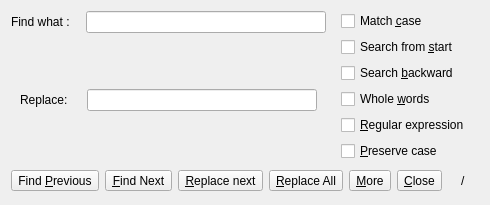
Above: App/ui/panels/findreplacepanel.ui from djeada/Lightpad before the change. Below: the same form after it.
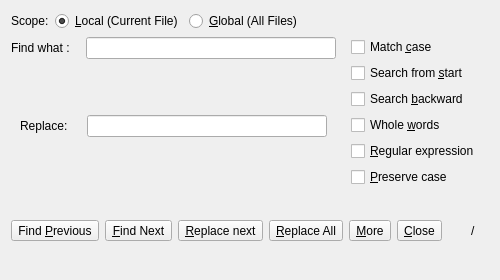
That is the form after the change.

Commit message: Add local and global search modes to find/replace panel

Diff of the .ui file:
```diff
--- a/App/ui/panels/findreplacepanel.ui
+++ b/App/ui/panels/findreplacepanel.ui
@@ -6,17 +6,58 @@
    <rect>
     <x>0</x>
     <y>0</y>
-    <width>447</width>
-    <height>205</height>
+    <width>500</width>
+    <height>280</height>
    </rect>
   </property>
   <property name="windowTitle">
    <string>Form</string>
   </property>
-  <layout class="QVBoxLayout" name="verticalLayout_4" stretch="0,0">
+  <layout class="QVBoxLayout" name="verticalLayout_4" stretch="0,0,0">
    <property name="sizeConstraint">
     <enum>QLayout::SetMinimumSize</enum>
    </property>
+   <item>
+    <layout class="QHBoxLayout" name="modeLayout">
+     <item>
+      <widget class="QLabel" name="modeLabel">
+       <property name="text">
+        <string>Scope:</string>
+       </property>
+      </widget>
+     </item>
+     <item>
+      <widget class="QRadioButton" name="localMode">
+       <property name="text">
+        <string>&amp;Local (Current File)</string>
+       </property>
+       <property name="checked">
+        <bool>true</bool>
+       </property>
+      </widget>
+     </item>
+     <item>
+      <widget class="QRadioButton" name="globalMode">
+       <property name="text">
+        <string>&amp;Global (All Files)</string>
+       </property>
+      </widget>
+     </item>
+     <item>
+      <spacer name="modeSpacer">
+       <property name="orientation">
+        <enum>Qt::Horizontal</enum>
+       </property>
+       <property name="sizeHint" stdset="0">
+        <size>
+         <width>40</width>
+         <height>20</height>
+        </size>
+       </property>
+      </spacer>
+     </item>
+    </layout>
+   </item>
    <item>
     <layout class="QHBoxLayout" name="horizontalLayout_4">
      <item>
```
The commit also changes 2 other files.
